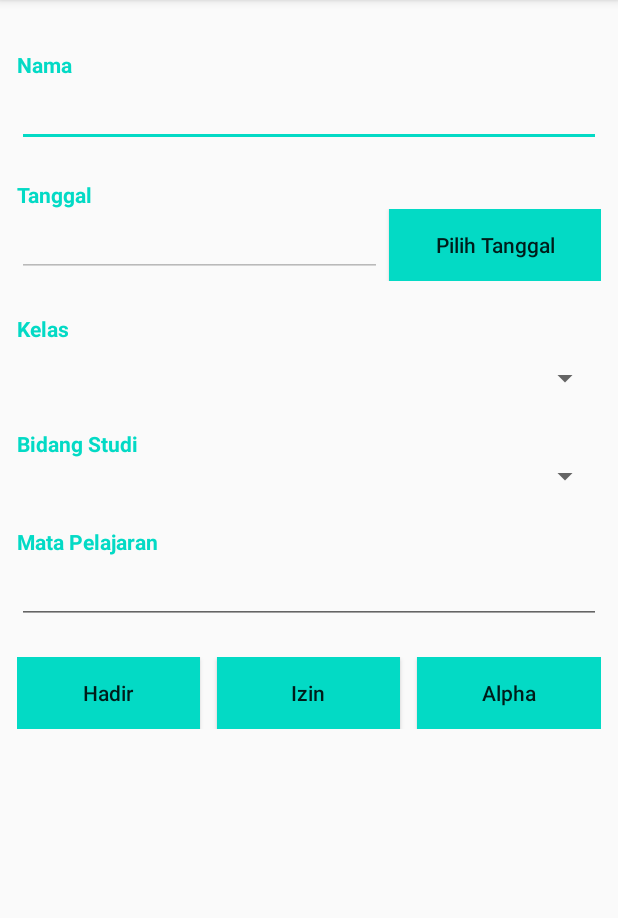
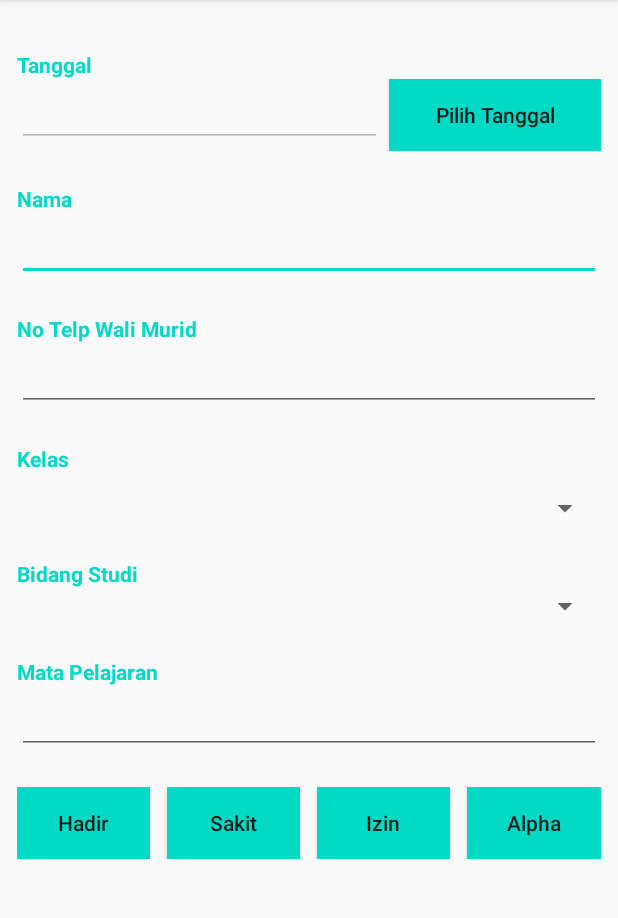
Before and after one commit to syarwanarief/absensi_siswa, an Android app: the AbsensiAction screen opened directly, with no data from a screen before it, on a phone screen of 412 x 824 dp, the part 84-1002 px from its top. Run offline under Robolectric (Android 15) with nearby library versions, the phone set to English and light mode, and no system bars; our stand-ins replace Firebase (no records; nobody signed in at launch, a user with empty details on screens opened directly).

Commit message:
Absensi Siswa Beta

```diff
--- a/app/src/main/AndroidManifest.xml
+++ b/app/src/main/AndroidManifest.xml
@@ -1,6 +1,8 @@
 <?xml version="1.0" encoding="utf-8"?>
 <manifest xmlns:android="http://schemas.android.com/apk/res/android"
     package="mobile.project.absensisiswa">
+
+    <uses-permission android:name="android.permission.SEND_SMS"/>
 
     <application
         android:allowBackup="true"
--- a/app/src/main/res/layout/activity_absensi_action.xml
+++ b/app/src/main/res/layout/activity_absensi_action.xml
@@ -11,22 +11,6 @@
         android:layout_height="match_parent"
         android:orientation="vertical"
         android:layout_margin="5pt">
-
-        <TextView
-            android:layout_width="match_parent"
-            android:layout_height="wrap_content"
-            android:text="Nama"
-            android:textColor="@color/colorAccent"
-            android:textStyle="bold"
-            android:layout_marginTop="10pt">
-        </TextView>
-
-        <EditText
-            android:id="@+id/Abnama"
-            android:layout_width="match_parent"
-            android:layout_height="wrap_content"
-            android:inputType="textEmailAddress">
-        </EditText>
 
         <TextView
             android:layout_width="match_parent"
@@ -63,6 +47,38 @@
             </Button>
 
         </LinearLayout>
+
+        <TextView
+            android:layout_width="match_parent"
+            android:layout_height="wrap_content"
+            android:text="Nama"
+            android:textColor="@color/colorAccent"
+            android:textStyle="bold"
+            android:layout_marginTop="10pt">
+        </TextView>
+
+        <EditText
+            android:id="@+id/Abnama"
+            android:layout_width="match_parent"
+            android:layout_height="wrap_content"
+            android:inputType="textEmailAddress">
+        </EditText>
+
+        <TextView
+            android:layout_width="match_parent"
+            android:layout_height="wrap_content"
+            android:text="No Telp Wali Murid"
+            android:textColor="@color/colorAccent"
+            android:textStyle="bold"
+            android:layout_marginTop="10pt">
+        </TextView>
+
+        <EditText
+            android:id="@+id/AbNoHP"
+            android:layout_width="match_parent"
+            android:layout_height="wrap_content"
+            android:inputType="number">
+        </EditText>
 
         <TextView
             android:layout_width="match_parent"
@@ -136,6 +152,19 @@
             </Button>
 
             <Button
+                android:onClick="sakit"
+                android:id="@+id/sakit"
+                android:layout_width="wrap_content"
+                android:layout_height="wrap_content"
+                android:text="Sakit"
+                android:textAlignment="center"
+                android:background="@color/colorAccent"
+                android:textAllCaps="false"
+                android:layout_weight="5"
+                android:layout_marginRight="5pt">
+            </Button>
+
+            <Button
                 android:onClick="izin"
                 android:id="@+id/izin"
                 android:layout_width="wrap_content"
```
Also changed, not shown: app/src/main/java/mobile/project/absensisiswa/MenuAdmin/InputSiswa.java (+9 -1 lines), app/src/main/java/mobile/project/absensisiswa/MenuGuru/AbsensiAction.java (+97 -8 lines), app/src/main/java/mobile/project/absensisiswa/SmsGateway.java (added, +65 -0 lines), app/src/main/res/layout/activity_input_siswa.xml (+16 -0 lines).
